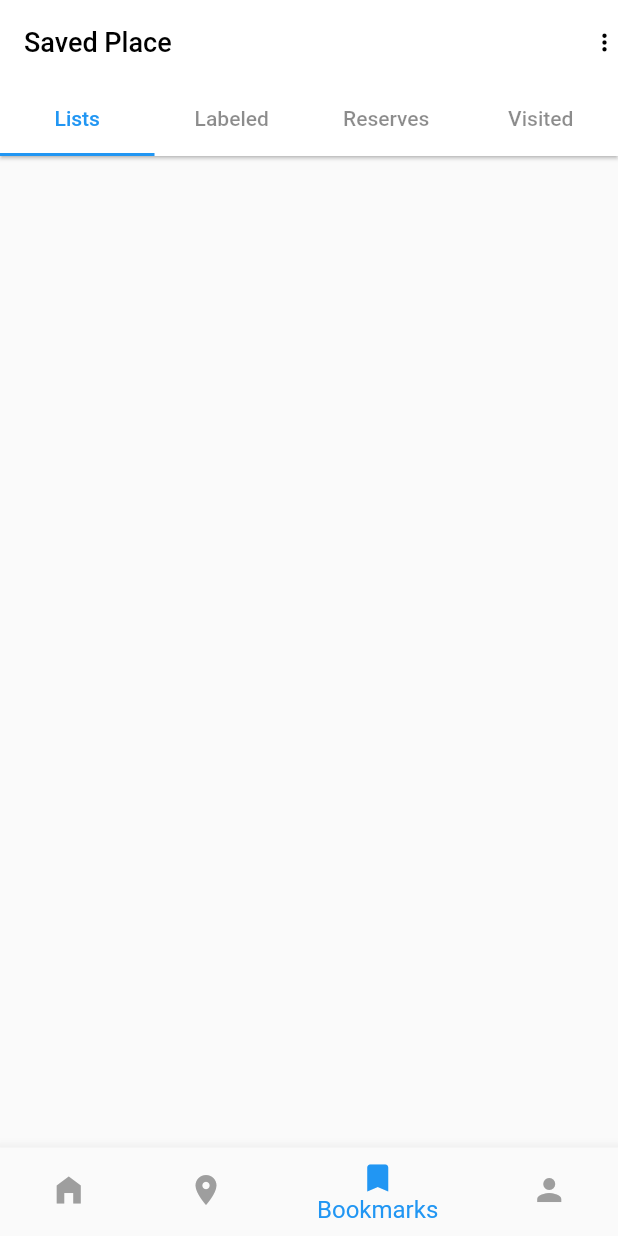
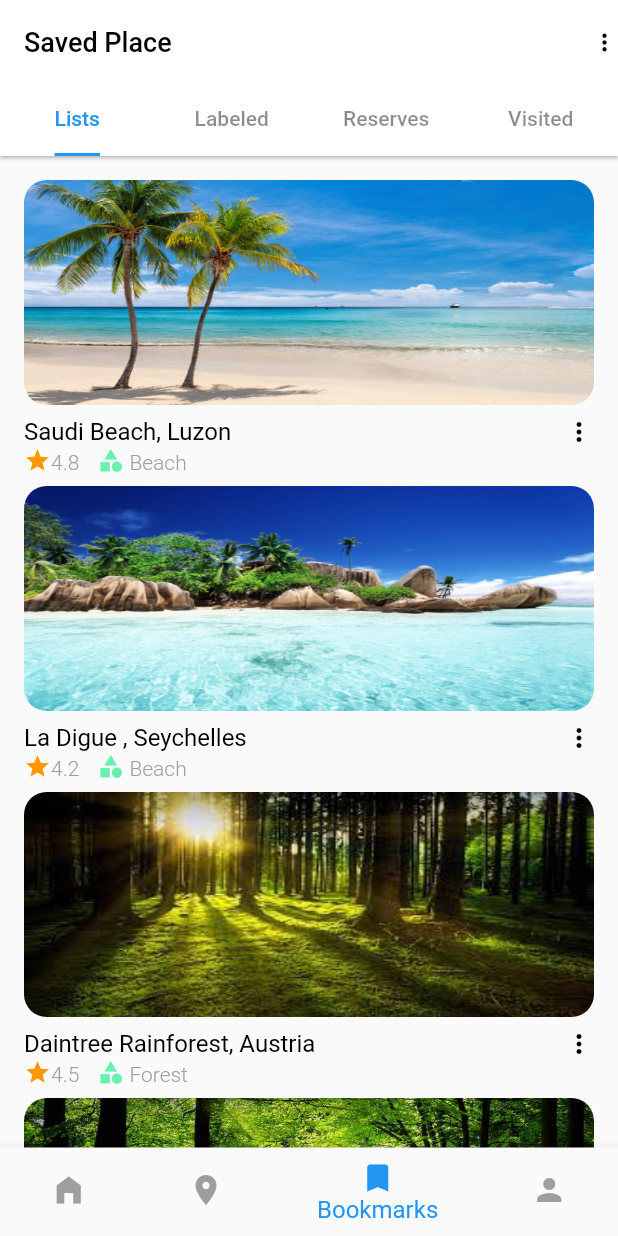
Before and after one commit to Nzovia/traveller, a Flutter app: the screen it shows after launch, item 3 of the bottom bar chosen, on a phone screen of 412 x 824 dp. Run offline on Flutter 3.47's test engine with Material 2 defaults, Android fonts, the phone set to English and light mode, and no system bars.

Commit message:
updated bookmark screen, by adding tabbar screens

```diff
--- /dev/null
+++ b/lib/models/savedplaces.dart
@@ -0,0 +1,52 @@
+class savedPlaces {
+  List savedplaces = [
+    {
+      'placeName': 'Saudi Beach, Luzon',
+      'placeImage': 'images/beach.jpg',
+      'rating': '4.8',
+      'category': ' Beach',
+    },
+    {
+      'placeName': 'La Digue , Seychelles',
+      'placeImage': 'images/beach2.jpg',
+      'rating': '4.2',
+      'category': ' Beach',
+    },
+    {
+      'placeName': 'Daintree Rainforest, Austria',
+      'placeImage': 'images/forest.jpeg',
+      'rating': '4.5',
+      'category': ' Forest',
+    },
+    {
+      'placeName': 'Black Forest, Germany',
+      'placeImage': 'images/forest2.jpg',
+      'rating': '4.9',
+      'category': ' Forest',
+    },
+    {
+      'placeName': 'Palni Hills, India',
+      'placeImage': 'images/hills.jpeg',
+      'rating': '4.5',
+      'category': ' Hills and Ranges',
+    },
+    {
+      'placeName': 'Velikonda Range, India',
+      'placeImage': 'images/hills2.jpeg',
+      'rating': '4.5',
+      'category': ' Hills & Ranges',
+    },
+    {
+      'placeName': 'Kilifi Resort, Kenya',
+      'placeImage': 'images/hotel1.jpg',
+      'rating': '4.5',
+      'category': ' Hotel & Resorts',
+    },
+    {
+      'placeName': 'Serena Hotel, Nairobi',
+      'placeImage': 'images/hotel2.jpeg',
+      'rating': '4.5',
+      'category': ' Hotel & Resorts',
+    },
+  ];
+}
--- a/lib/pages/bookmarks.dart
+++ b/lib/pages/bookmarks.dart
@@ -1,5 +1,10 @@
 import 'package:flutter/material.dart';
+import 'package:traveller/pages/tabBarPages/reserveslist.dart';
+import 'package:traveller/pages/tabBarPages/visitedlist.dart';
 import 'package:traveller/widgets/TextsWidgets/largerTexts.dart';
+
+import 'tabBarPages/bookmarklists.dart';
+import 'tabBarPages/labeledbookmark.dart';
 
 class UserBookmarks extends StatefulWidget {
   const UserBookmarks({Key? key}) : super(key: key);
@@ -32,6 +37,7 @@ class _UserBookmarksState extends State<UserBookmarks> {
             bottom: const TabBar(
                 unselectedLabelColor: Colors.black45,
                 labelColor: Colors.blue,
+                indicatorSize: TabBarIndicatorSize.label,
                 tabs: [
               Tab(
                 text: "Lists",
@@ -47,12 +53,14 @@ class _UserBookmarksState extends State<UserBookmarks> {
               ),
             ]),
           ),
-          body: Padding(
-            padding: const EdgeInsets.fromLTRB(16.0, 48.0, 16.0, 16.0),
-            child: SingleChildScrollView(
-              child: Container(),
-            ),
-          ),
+          body: const TabBarView(
+            children: [
+              BookmarkLists(),
+              LabelledBookmarks(),
+              ReservesList(),
+              VisitedList(),
+            ],
+          )
         ),
       ),
     );
--- /dev/null
+++ b/lib/pages/tabBarPages/bookmarklists.dart
@@ -0,0 +1,42 @@
+import 'package:flutter/material.dart';
+import 'package:traveller/models/savedplaces.dart';
+import 'package:traveller/widgets/savedplace_widget.dart';
+
+class BookmarkLists extends StatefulWidget {
+  const BookmarkLists({Key? key}) : super(key: key);
+
+  @override
+  _BookmarkListsState createState() => _BookmarkListsState();
+}
+
+class _BookmarkListsState extends State<BookmarkLists> {
+  @override
+  Widget build(BuildContext context) {
+    return Scaffold(
+      body:SingleChildScrollView(
+        child:Padding(padding: EdgeInsets.all(16.0),
+        child: Container(
+          //vertical list of all places that are bookmarked
+          child:ListView(
+            scrollDirection: Axis.vertical,
+            shrinkWrap: true,
+            physics: NeverScrollableScrollPhysics(),
+            children: savedPlaces().savedplaces.map((e){
+              return buildSavedPlace(
+                  e['placeName'],
+                  e['placeImage'],
+                  e['rating'],
+                  e['category'],
+                  );
+            }).toList(),
+          ),
+
+
+
+        ),
+        ),
+      ),
+      );
+
+  }
+}
--- /dev/null
+++ b/lib/pages/tabBarPages/labeledbookmark.dart
@@ -0,0 +1,17 @@
+import 'package:flutter/material.dart';
+
+class LabelledBookmarks extends StatefulWidget {
+  const LabelledBookmarks({Key? key}) : super(key: key);
+
+  @override
+  _LabelledBookmarksState createState() => _LabelledBookmarksState();
+}
+
+class _LabelledBookmarksState extends State<LabelledBookmarks> {
+  @override
+  Widget build(BuildContext context) {
+    return Center(
+      child: Text("Labelled Lists", style: TextStyle(fontSize: 24, fontWeight: FontWeight.w600, color: Colors.black),),
+    );
+  }
+}
--- /dev/null
+++ b/lib/pages/tabBarPages/reserveslist.dart
@@ -0,0 +1,17 @@
+import 'package:flutter/material.dart';
+
+class ReservesList extends StatefulWidget {
+  const ReservesList({Key? key}) : super(key: key);
+
+  @override
+  _ReservesListState createState() => _ReservesListState();
+}
+
+class _ReservesListState extends State<ReservesList> {
+  @override
+  Widget build(BuildContext context) {
+    return const Center(
+      child: Text("Reserves Lists", style: TextStyle(fontSize: 24, fontWeight: FontWeight.w600, color: Colors.black),),
+    );
+  }
+}
--- /dev/null
+++ b/lib/pages/tabBarPages/visitedlist.dart
@@ -0,0 +1,17 @@
+import 'package:flutter/material.dart';
+
+class VisitedList extends StatefulWidget {
+  const VisitedList({Key? key}) : super(key: key);
+
+  @override
+  _VisitedListState createState() => _VisitedListState();
+}
+
+class _VisitedListState extends State<VisitedList> {
+  @override
+  Widget build(BuildContext context) {
+    return const Center(
+      child: Text("Visited Lists", style: TextStyle(fontSize: 24, fontWeight: FontWeight.w600, color: Colors.black),),
+    );
+  }
+}
--- /dev/null
+++ b/lib/widgets/savedplace_widget.dart
@@ -0,0 +1,86 @@
+import 'package:flutter/material.dart';
+
+Widget buildSavedPlace(
+        var placeName, var placeImage, var rating, var category) =>
+    Padding(
+      padding: EdgeInsets.fromLTRB(0.0, 0.0, 0.0, 8.0),
+      child: Container(
+        child: Column(
+          children: [
+            ClipRRect(
+              borderRadius: BorderRadius.circular(15.0),
+              child: Container(
+                height: 150.0,
+                decoration: BoxDecoration(
+                  image: DecorationImage(
+                    image: AssetImage(placeImage),
+                    fit: BoxFit.fill,
+                  ),
+                ),
+              ),
+            ),
+            const SizedBox(
+              height: 8.0,
+            ),
+            Container(
+                child: Row(
+                    mainAxisAlignment: MainAxisAlignment.spaceBetween,
+                    children: <Widget>[
+                  Text(
+                    placeName,
+                    style: const TextStyle(
+                        fontWeight: FontWeight.w400,
+                        fontSize: 16,
+                        color: Colors.black),
+                  ),
+                  const Icon(
+                    Icons.more_vert,
+                    size: 20,
+                    color: Colors.black,
+                  ),
+                ])),
+            Row(
+              children: [
+                RichText(
+                    text: TextSpan(children: [
+                  const WidgetSpan(
+                    child: Icon(
+                      Icons.star,
+                      color: Colors.orange,
+                      size: 18,
+                    ),
+                  ),
+
+                  TextSpan(
+                      text: rating,
+                      style: const TextStyle(
+                        color: Colors.grey,
+                        fontSize: 14,
+                        fontWeight: FontWeight.w300,
+                      )),
+                ])),
+                const SizedBox(width: 12.0,),
+                RichText(
+                    text: TextSpan(children: [
+                      const WidgetSpan(
+                        child: Icon(
+                          Icons.category,
+                          color: Colors.greenAccent,
+                          size: 18,
+                        ),
+                      ),
+
+                      TextSpan(
+                          text: category,
+                          style: const TextStyle(
+                            color: Colors.grey,
+                            fontSize: 14,
+                            fontWeight: FontWeight.w300,
+                          )),
+                    ])),
+              ],
+            )
+          ],
+        ),
+      ),
+    );
```
Also changed, not shown: lib/widgets/richtext_widget.dart (deleted).
